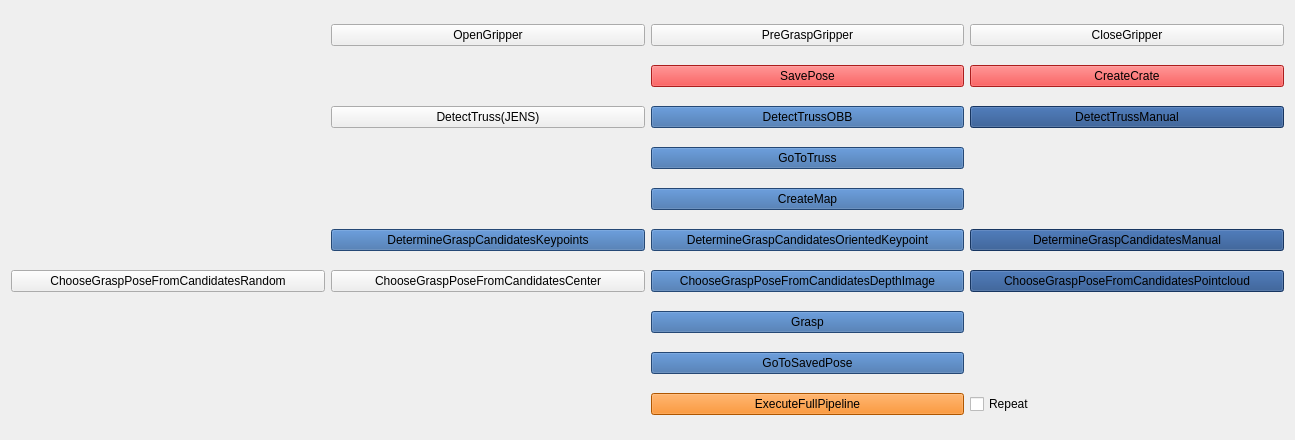
Above: rqt_user_interface/resource/rqt.ui from LuukvandenBent/learning_approach_to_robotic_grasping_of_vine_tomatoes before the change. Below: the same form after it.
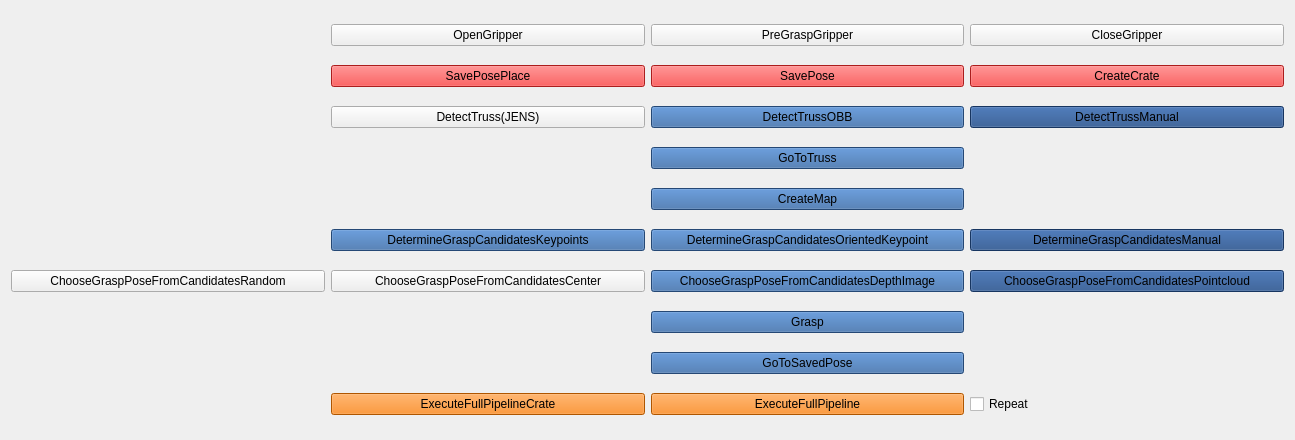
That is the form after the change.

Commit message: Add functionality for a custom pick/place experiment

```diff
--- a/rqt_user_interface/resource/rqt.ui
+++ b/rqt_user_interface/resource/rqt.ui
@@ -6364,6 +6364,904 @@
      </property>
     </widget>
    </item>
+   <item row="2" column="1">
+    <widget class="QPushButton" name="SavePosePlace">
+     <property name="palette">
+      <palette>
+       <active>
+        <colorrole role="WindowText">
+         <brush brushstyle="SolidPattern">
+          <color alpha="255">
+           <red>0</red>
+           <green>0</green>
+           <blue>0</blue>
+          </color>
+         </brush>
+        </colorrole>
+        <colorrole role="Button">
+         <brush brushstyle="SolidPattern">
+          <color alpha="255">
+           <red>239</red>
+           <green>41</green>
+           <blue>41</blue>
+          </color>
+         </brush>
+        </colorrole>
+        <colorrole role="Light">
+         <brush brushstyle="SolidPattern">
+          <color alpha="255">
+           <red>255</red>
+           <green>147</green>
+           <blue>147</blue>
+          </color>
+         </brush>
+        </colorrole>
+        <colorrole role="Midlight">
+         <brush brushstyle="SolidPattern">
+          <color alpha="255">
+           <red>247</red>
+           <green>94</green>
+           <blue>94</blue>
+          </color>
+         </brush>
+        </colorrole>
+        <colorrole role="Dark">
+         <brush brushstyle="SolidPattern">
+          <color alpha="255">
+           <red>119</red>
+           <green>20</green>
+           <blue>20</blue>
+          </color>
+         </brush>
+        </colorrole>
+        <colorrole role="Mid">
+         <brush brushstyle="SolidPattern">
+          <color alpha="255">
+           <red>159</red>
+           <green>27</green>
+           <blue>27</blue>
+          </color>
+         </brush>
+        </colorrole>
+        <colorrole role="Text">
+         <brush brushstyle="SolidPattern">
+          <color alpha="255">
+           <red>0</red>
+           <green>0</green>
+           <blue>0</blue>
+          </color>
+         </brush>
+        </colorrole>
+        <colorrole role="BrightText">
+         <brush brushstyle="SolidPattern">
+          <color alpha="255">
+           <red>255</red>
+           <green>255</green>
+           <blue>255</blue>
+          </color>
+         </brush>
+        </colorrole>
+        <colorrole role="ButtonText">
+         <brush brushstyle="SolidPattern">
+          <color alpha="255">
+           <red>0</red>
+           <green>0</green>
+           <blue>0</blue>
+          </color>
+         </brush>
+        </colorrole>
+        <colorrole role="Base">
+         <brush brushstyle="SolidPattern">
+          <color alpha="255">
+           <red>255</red>
+           <green>255</green>
+           <blue>255</blue>
+          </color>
+         </brush>
+        </colorrole>
+        <colorrole role="Window">
+         <brush brushstyle="SolidPattern">
+          <color alpha="255">
+           <red>239</red>
+           <green>41</green>
+           <blue>41</blue>
+          </color>
+         </brush>
+        </colorrole>
+        <colorrole role="Shadow">
+         <brush brushstyle="SolidPattern">
+          <color alpha="255">
+           <red>0</red>
+           <green>0</green>
+           <blue>0</blue>
+          </color>
+         </brush>
+        </colorrole>
+        <colorrole role="AlternateBase">
+         <brush brushstyle="SolidPattern">
+          <color alpha="255">
+           <red>247</red>
+           <green>148</green>
+           <blue>148</blue>
+          </color>
+         </brush>
+        </colorrole>
+        <colorrole role="ToolTipBase">
+         <brush brushstyle="SolidPattern">
+          <color alpha="255">
+           <red>255</red>
+           <green>255</green>
+           <blue>220</blue>
+          </color>
+         </brush>
+        </colorrole>
+        <colorrole role="ToolTipText">
+         <brush brushstyle="SolidPattern">
+          <color alpha="255">
+           <red>0</red>
+           <green>0</green>
+           <blue>0</blue>
+          </color>
+         </brush>
+        </colorrole>
+        <colorrole role="PlaceholderText">
+         <brush brushstyle="SolidPattern">
+          <color alpha="128">
+           <red>0</red>
+           <green>0</green>
+           <blue>0</blue>
+          </color>
+         </brush>
+        </colorrole>
+       </active>
+       <inactive>
+        <colorrole role="WindowText">
+         <brush brushstyle="SolidPattern">
+          <color alpha="255">
+           <red>0</red>
+           <green>0</green>
+           <blue>0</blue>
+          </color>
+         </brush>
+        </colorrole>
+        <colorrole role="Button">
+         <brush brushstyle="SolidPattern">
+          <color alpha="255">
+           <red>239</red>
+           <green>41</green>
+           <blue>41</blue>
+          </color>
+         </brush>
+        </colorrole>
+        <colorrole role="Light">
+         <brush brushstyle="SolidPattern">
+          <color alpha="255">
+           <red>255</red>
+           <green>147</green>
+           <blue>147</blue>
+          </color>
+         </brush>
+        </colorrole>
+        <colorrole role="Midlight">
+         <brush brushstyle="SolidPattern">
+          <color alpha="255">
+           <red>247</red>
+           <green>94</green>
+           <blue>94</blue>
+          </color>
+         </brush>
+        </colorrole>
+        <colorrole role="Dark">
+         <brush brushstyle="SolidPattern">
+          <color alpha="255">
+           <red>119</red>
+           <green>20</green>
+           <blue>20</blue>
+          </color>
+         </brush>
+        </colorrole>
+        <colorrole role="Mid">
+         <brush brushstyle="SolidPattern">
+          <color alpha="255">
+           <red>159</red>
+           <green>27</green>
+           <blue>27</blue>
+          </color>
+         </brush>
+        </colorrole>
+        <colorrole role="Text">
+         <brush brushstyle="SolidPattern">
+          <color alpha="255">
+           <red>0</red>
+           <green>0</green>
+           <blue>0</blue>
+          </color>
+         </brush>
+        </colorrole>
+        <colorrole role="BrightText">
+         <brush brushstyle="SolidPattern">
+          <color alpha="255">
+           <red>255</red>
+           <green>255</green>
+           <blue>255</blue>
+          </color>
+         </brush>
+        </colorrole>
+        <colorrole role="ButtonText">
+         <brush brushstyle="SolidPattern">
+          <color alpha="255">
+           <red>0</red>
+           <green>0</green>
+           <blue>0</blue>
+          </color>
+         </brush>
+        </colorrole>
+        <colorrole role="Base">
+         <brush brushstyle="SolidPattern">
+          <color alpha="255">
+           <red>255</red>
+           <green>255</green>
+           <blue>255</blue>
+          </color>
+         </brush>
+        </colorrole>
+        <colorrole role="Window">
+         <brush brushstyle="SolidPattern">
+          <color alpha="255">
+           <red>239</red>
+           <green>41</green>
+           <blue>41</blue>
+          </color>
+         </brush>
+        </colorrole>
+        <colorrole role="Shadow">
+         <brush brushstyle="SolidPattern">
+          <color alpha="255">
+           <red>0</red>
+           <green>0</green>
+           <blue>0</blue>
+          </color>
+         </brush>
+        </colorrole>
+        <colorrole role="AlternateBase">
+         <brush brushstyle="SolidPattern">
+          <color alpha="255">
+           <red>247</red>
+           <green>148</green>
+           <blue>148</blue>
+          </color>
+         </brush>
+        </colorrole>
+        <colorrole role="ToolTipBase">
+         <brush brushstyle="SolidPattern">
+          <color alpha="255">
+           <red>255</red>
+           <green>255</green>
+           <blue>220</blue>
+          </color>
+         </brush>
+        </colorrole>
+        <colorrole role="ToolTipText">
+         <brush brushstyle="SolidPattern">
+          <color alpha="255">
+           <red>0</red>
+           <green>0</green>
+           <blue>0</blue>
+          </color>
+         </brush>
+        </colorrole>
+        <colorrole role="PlaceholderText">
+         <brush brushstyle="SolidPattern">
+          <color alpha="128">
+           <red>0</red>
+           <green>0</green>
+           <blue>0</blue>
+          </color>
+         </brush>
+        </colorrole>
+       </inactive>
+       <disabled>
+        <colorrole role="WindowText">
+         <brush brushstyle="SolidPattern">
+          <color alpha="255">
+           <red>119</red>
+           <green>20</green>
+           <blue>20</blue>
+          </color>
+         </brush>
+        </colorrole>
+        <colorrole role="Button">
+         <brush brushstyle="SolidPattern">
+          <color alpha="255">
+           <red>239</red>
+           <green>41</green>
+           <blue>41</blue>
+          </color>
+         </brush>
+        </colorrole>
+        <colorrole role="Light">
+         <brush brushstyle="SolidPattern">
+          <color alpha="255">
+           <red>255</red>
+           <green>147</green>
+           <blue>147</blue>
+          </color>
+         </brush>
+        </colorrole>
+        <colorrole role="Midlight">
+         <brush brushstyle="SolidPattern">
+          <color alpha="255">
+           <red>247</red>
+           <green>94</green>
+           <blue>94</blue>
+          </color>
+         </brush>
+        </colorrole>
+        <colorrole role="Dark">
+         <brush brushstyle="SolidPattern">
+          <color alpha="255">
+           <red>119</red>
+           <green>20</green>
+           <blue>20</blue>
+          </color>
+         </brush>
+        </colorrole>
+        <colorrole role="Mid">
+         <brush brushstyle="SolidPattern">
+          <color alpha="255">
+           <red>159</red>
+           <green>27</green>
+           <blue>27</blue>
+          </color>
+         </brush>
+        </colorrole>
+        <colorrole role="Text">
+         <brush brushstyle="SolidPattern">
+          <color alpha="255">
+           <red>119</red>
+           <green>20</green>
+           <blue>20</blue>
+          </color>
+         </brush>
+        </colorrole>
+        <colorrole role="BrightText">
+         <brush brushstyle="SolidPattern">
+          <color alpha="255">
+           <red>255</red>
+           <green>255</green>
+           <blue>255</blue>
+          </color>
+         </brush>
+        </colorrole>
+        <colorrole role="ButtonText">
+         <brush brushstyle="SolidPattern">
+          <color alpha="255">
+           <red>119</red>
+           <green>20</green>
+           <blue>20</blue>
+          </color>
+         </brush>
+        </colorrole>
+        <colorrole role="Base">
+         <brush brushstyle="SolidPattern">
+          <color alpha="255">
+           <red>239</red>
+           <green>41</green>
+           <blue>41</blue>
+          </color>
+         </brush>
+        </colorrole>
+        <colorrole role="Window">
+         <brush brushstyle="SolidPattern">
+          <color alpha="255">
+           <red>239</red>
+           <green>41</green>
+           <blue>41</blue>
+          </color>
+         </brush>
+        </colorrole>
+        <colorrole role="Shadow">
+         <brush brushstyle="SolidPattern">
+          <color alpha="255">
+           <red>0</red>
+           <green>0</green>
+           <blue>0</blue>
+          </color>
+         </brush>
+        </colorrole>
+        <colorrole role="AlternateBase">
+         <brush brushstyle="SolidPattern">
+          <color alpha="255">
+           <red>239</red>
+           <green>41</green>
+           <blue>41</blue>
+          </color>
+         </brush>
+        </colorrole>
+        <colorrole role="ToolTipBase">
+         <brush brushstyle="SolidPattern">
+          <color alpha="255">
+           <red>255</red>
+           <green>255</green>
+           <blue>220</blue>
+          </color>
+         </brush>
+        </colorrole>
+        <colorrole role="ToolTipText">
+         <brush brushstyle="SolidPattern">
+          <color alpha="255">
+           <red>0</red>
+           <green>0</green>
+           <blue>0</blue>
+          </color>
+         </brush>
+        </colorrole>
+        <colorrole role="PlaceholderText">
+         <brush brushstyle="SolidPattern">
+          <color alpha="128">
+           <red>0</red>
+           <green>0</green>
+           <blue>0</blue>
+          </color>
+         </brush>
+        </colorrole>
+       </disabled>
+      </palette>
+     </property>
+     <property name="text">
+      <string>SavePosePlace</string>
+     </property>
+    </widget>
+   </item>
+   <item row="15" column="1">
+    <widget class="QPushButton" name="ExecuteFullPipelineCrate">
+     <property name="palette">
+      <palette>
+       <active>
+        <colorrole role="WindowText">
+         <brush brushstyle="SolidPattern">
+          <color alpha="255">
+           <red>0</red>
+           <green>0</green>
+           <blue>0</blue>
+          </color>
+         </brush>
+        </colorrole>
+        <colorrole role="Button">
+         <brush brushstyle="SolidPattern">
+          <color alpha="255">
+           <red>245</red>
+           <green>121</green>
+           <blue>0</blue>
+          </color>
+         </brush>
+        </colorrole>
+        <colorrole role="Light">
+         <brush brushstyle="SolidPattern">
+          <color alpha="255">
+           <red>255</red>
+           <green>183</green>
+           <blue>112</blue>
+          </color>
+         </brush>
+        </colorrole>
+        <colorrole role="Midlight">
+         <brush brushstyle="SolidPattern">
+          <color alpha="255">
+           <red>250</red>
+           <green>152</green>
+           <blue>56</blue>
+          </color>
+         </brush>
+        </colorrole>
+        <colorrole role="Dark">
+         <brush brushstyle="SolidPattern">
+          <color alpha="255">
+           <red>122</red>
+           <green>60</green>
+           <blue>0</blue>
+          </color>
+         </brush>
+        </colorrole>
+        <colorrole role="Mid">
+         <brush brushstyle="SolidPattern">
+          <color alpha="255">
+           <red>163</red>
+           <green>80</green>
+           <blue>0</blue>
+          </color>
+         </brush>
+        </colorrole>
+        <colorrole role="Text">
+         <brush brushstyle="SolidPattern">
+          <color alpha="255">
+           <red>0</red>
+           <green>0</green>
+           <blue>0</blue>
+          </color>
+         </brush>
+        </colorrole>
+        <colorrole role="BrightText">
+         <brush brushstyle="SolidPattern">
+          <color alpha="255">
+           <red>255</red>
+           <green>255</green>
+           <blue>255</blue>
+          </color>
+         </brush>
+        </colorrole>
+        <colorrole role="ButtonText">
+         <brush brushstyle="SolidPattern">
+          <color alpha="255">
+           <red>0</red>
+           <green>0</green>
+           <blue>0</blue>
+          </color>
+         </brush>
+        </colorrole>
+        <colorrole role="Base">
+         <brush brushstyle="SolidPattern">
+          <color alpha="255">
+           <red>255</red>
+           <green>255</green>
+           <blue>255</blue>
+          </color>
+         </brush>
+        </colorrole>
+        <colorrole role="Window">
+         <brush brushstyle="SolidPattern">
+          <color alpha="255">
+           <red>245</red>
+           <green>121</green>
+           <blue>0</blue>
+          </color>
+         </brush>
+        </colorrole>
+        <colorrole role="Shadow">
+         <brush brushstyle="SolidPattern">
+          <color alpha="255">
+           <red>0</red>
+           <green>0</green>
+           <blue>0</blue>
+          </color>
+         </brush>
+        </colorrole>
+        <colorrole role="AlternateBase">
+         <brush brushstyle="SolidPattern">
+          <color alpha="255">
+           <red>250</red>
+           <green>188</green>
+           <blue>127</blue>
+          </color>
+         </brush>
+        </colorrole>
+        <colorrole role="ToolTipBase">
+         <brush brushstyle="SolidPattern">
+          <color alpha="255">
+           <red>255</red>
+           <green>255</green>
+           <blue>220</blue>
+          </color>
+         </brush>
+        </colorrole>
+        <colorrole role="ToolTipText">
+         <brush brushstyle="SolidPattern">
+          <color alpha="255">
+           <red>0</red>
+           <green>0</green>
+           <blue>0</blue>
+          </color>
+         </brush>
+        </colorrole>
+        <colorrole role="PlaceholderText">
+         <brush brushstyle="SolidPattern">
+          <color alpha="128">
+           <red>0</red>
+           <green>0</green>
+           <blue>0</blue>
+          </color>
+         </brush>
+        </colorrole>
+       </active>
+       <inactive>
+        <colorrole role="WindowText">
+         <brush brushstyle="SolidPattern">
+          <color alpha="255">
+           <red>0</red>
+           <green>0</green>
+           <blue>0</blue>
+          </color>
+         </brush>
+        </colorrole>
+        <colorrole role="Button">
+         <brush brushstyle="SolidPattern">
+          <color alpha="255">
+           <red>245</red>
+           <green>121</green>
+           <blue>0</blue>
+          </color>
+         </brush>
+        </colorrole>
+        <colorrole role="Light">
+         <brush brushstyle="SolidPattern">
+          <color alpha="255">
+           <red>255</red>
+           <green>183</green>
+           <blue>112</blue>
+          </color>
+         </brush>
+        </colorrole>
+        <colorrole role="Midlight">
+         <brush brushstyle="SolidPattern">
+          <color alpha="255">
+           <red>250</red>
+           <green>152</green>
+           <blue>56</blue>
+          </color>
+         </brush>
+        </colorrole>
+        <colorrole role="Dark">
+         <brush brushstyle="SolidPattern">
+          <color alpha="255">
+           <red>122</red>
+           <green>60</green>
+           <blue>0</blue>
+          </color>
+         </brush>
+        </colorrole>
+        <colorrole role="Mid">
+         <brush brushstyle="SolidPattern">
+          <color alpha="255">
+           <red>163</red>
+           <green>80</green>
+           <blue>0</blue>
+          </color>
+         </brush>
+        </colorrole>
+        <colorrole role="Text">
+         <brush brushstyle="SolidPattern">
+          <color alpha="255">
+           <red>0</red>
+           <green>0</green>
+           <blue>0</blue>
+          </color>
+         </brush>
+        </colorrole>
+        <colorrole role="BrightText">
+         <brush brushstyle="SolidPattern">
+          <color alpha="255">
+           <red>255</red>
+           <green>255</green>
+           <blue>255</blue>
+          </color>
+         </brush>
+        </colorrole>
+        <colorrole role="ButtonText">
+         <brush brushstyle="SolidPattern">
+          <color alpha="255">
+           <red>0</red>
+           <green>0</green>
+           <blue>0</blue>
+          </color>
+         </brush>
+        </colorrole>
+        <colorrole role="Base">
+         <brush brushstyle="SolidPattern">
+          <color alpha="255">
+           <red>255</red>
+           <green>255</green>
+           <blue>255</blue>
+          </color>
+         </brush>
+        </colorrole>
+        <colorrole role="Window">
+         <brush brushstyle="SolidPattern">
+          <color alpha="255">
+           <red>245</red>
+           <green>121</green>
+           <blue>0</blue>
+          </color>
+         </brush>
+        </colorrole>
+        <colorrole role="Shadow">
+         <brush brushstyle="SolidPattern">
+          <color alpha="255">
+           <red>0</red>
+           <green>0</green>
+           <blue>0</blue>
+          </color>
+         </brush>
+        </colorrole>
+        <colorrole role="AlternateBase">
+         <brush brushstyle="SolidPattern">
+          <color alpha="255">
+           <red>250</red>
+           <green>188</green>
+           <blue>127</blue>
+          </color>
+         </brush>
+        </colorrole>
+        <colorrole role="ToolTipBase">
+         <brush brushstyle="SolidPattern">
+          <color alpha="255">
+           <red>255</red>
+           <green>255</green>
+           <blue>220</blue>
+          </color>
+         </brush>
+        </colorrole>
+        <colorrole role="ToolTipText">
+         <brush brushstyle="SolidPattern">
+          <color alpha="255">
+           <red>0</red>
+           <green>0</green>
+           <blue>0</blue>
+          </color>
+         </brush>
+        </colorrole>
+        <colorrole role="PlaceholderText">
+         <brush brushstyle="SolidPattern">
+          <color alpha="128">
+           <red>0</red>
+           <green>0</green>
+           <blue>0</blue>
+          </color>
+         </brush>
+        </colorrole>
+       </inactive>
+       <disabled>
+        <colorrole role="WindowText">
+         <brush brushstyle="SolidPattern">
+          <color alpha="255">
+           <red>122</red>
+           <green>60</green>
+           <blue>0</blue>
+          </color>
+         </brush>
+        </colorrole>
+        <colorrole role="Button">
+         <brush brushstyle="SolidPattern">
+          <color alpha="255">
+           <red>245</red>
+           <green>121</green>
+           <blue>0</blue>
+          </color>
+         </brush>
+        </colorrole>
+        <colorrole role="Light">
+         <brush brushstyle="SolidPattern">
+          <color alpha="255">
+           <red>255</red>
+           <green>183</green>
+           <blue>112</blue>
+          </color>
+         </brush>
+        </colorrole>
+        <colorrole role="Midlight">
+         <brush brushstyle="SolidPattern">
+          <color alpha="255">
+           <red>250</red>
+           <green>152</green>
+           <blue>56</blue>
+          </color>
+         </brush>
+        </colorrole>
+        <colorrole role="Dark">
+         <brush brushstyle="SolidPattern">
+          <color alpha="255">
+           <red>122</red>
+           <green>60</green>
+           <blue>0</blue>
+          </color>
+         </brush>
+        </colorrole>
+        <colorrole role="Mid">
+         <brush brushstyle="SolidPattern">
+          <color alpha="255">
+           <red>163</red>
+           <green>80</green>
+           <blue>0</blue>
+          </color>
+         </brush>
+        </colorrole>
+        <colorrole role="Text">
+         <brush brushstyle="SolidPattern">
+          <color alpha="255">
+           <red>122</red>
+           <green>60</green>
+           <blue>0</blue>
+          </color>
+         </brush>
+        </colorrole>
+        <colorrole role="BrightText">
+         <brush brushstyle="SolidPattern">
+          <color alpha="255">
+           <red>255</red>
+           <green>255</green>
+           <blue>255</blue>
+          </color>
+         </brush>
+        </colorrole>
+        <colorrole role="ButtonText">
+         <brush brushstyle="SolidPattern">
+          <color alpha="255">
+           <red>122</red>
+           <green>60</green>
+           <blue>0</blue>
+          </color>
+         </brush>
+        </colorrole>
+        <colorrole role="Base">
+         <brush brushstyle="SolidPattern">
+          <color alpha="255">
+           <red>245</red>
+           <green>121</green>
+           <blue>0</blue>
+          </color>
+         </brush>
+        </colorrole>
+        <colorrole role="Window">
+         <brush brushstyle="SolidPattern">
+          <color alpha="255">
+           <red>245</red>
+           <green>121</green>
+           <blue>0</blue>
+          </color>
+         </brush>
+        </colorrole>
+        <colorrole role="Shadow">
+         <brush brushstyle="SolidPattern">
+          <color alpha="255">
+           <red>0</red>
+           <green>0</green>
+           <blue>0</blue>
+          </color>
+         </brush>
+        </colorrole>
+        <colorrole role="AlternateBase">
+         <brush brushstyle="SolidPattern">
+          <color alpha="255">
+           <red>245</red>
+           <green>121</green>
+           <blue>0</blue>
+          </color>
+         </brush>
+        </colorrole>
+        <colorrole role="ToolTipBase">
+         <brush brushstyle="SolidPattern">
+          <color alpha="255">
+           <red>255</red>
+           <green>255</green>
+           <blue>220</blue>
+          </color>
+         </brush>
+        </colorrole>
+        <colorrole role="ToolTipText">
+         <brush brushstyle="SolidPattern">
+          <color alpha="255">
+           <red>0</red>
+           <green>0</green>
+           <blue>0</blue>
+          </color>
+         </brush>
+        </colorrole>
+        <colorrole role="PlaceholderText">
+         <brush brushstyle="SolidPattern">
+          <color alpha="128">
+           <red>0</red>
+           <green>0</green>
+           <blue>0</blue>
+          </color>
+         </brush>
+        </colorrole>
+       </disabled>
+      </palette>
+     </property>
+     <property name="text">
+      <string>ExecuteFullPipelineCrate</string>
+     </property>
+    </widget>
+   </item>
   </layout>
  </widget>
  <resources/>
```
The commit also changes 3 other files.
